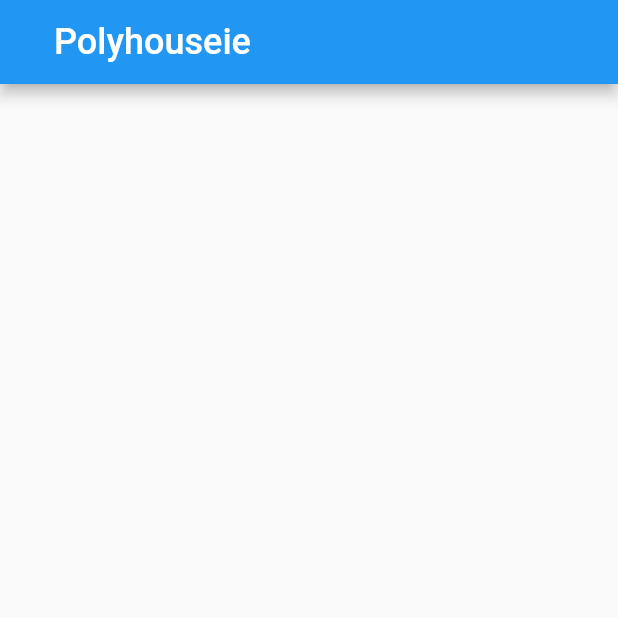
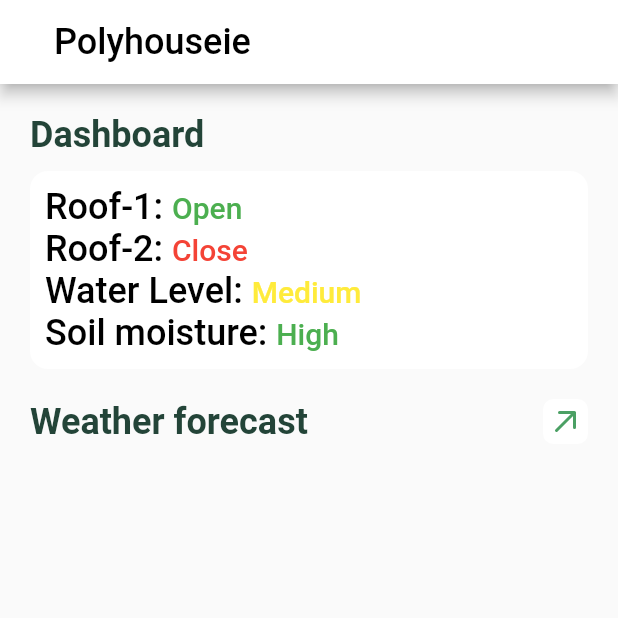
Before and after one commit to manishtalele/polyhouseie, a Flutter app: the screen it shows after launch, on a phone screen of 412 x 824 dp, the top half of it. Run offline on Flutter 3.47's test engine with Material 2 defaults, Android fonts, the phone set to English and light mode, and no system bars; our stand-ins replace animated_splash_screen, firebase_core, flutter_svg, page_transition, weather; accounts and stored records are empty.

Commit message:
added weather api and weather screeen
Co-authored-by: Tejas Santosh Tamkar <tejastamkar@users.noreply.github.com>

```diff
--- /dev/null
+++ b/lib/Theme/deftheme.dart
@@ -0,0 +1,6 @@
+import 'package:flutter/material.dart';
+
+Color primaryColor = const Color(0xFF4BA064);
+Color primary2Color = const Color(0xFF234438);
+Color headerBg = Colors.white;
+Color backgroundColors = Colors.white;
--- /dev/null
+++ b/lib/api/weatherapi.dart
@@ -0,0 +1,12 @@
+import 'package:weather/weather.dart';
+
+late Weather forecasts;
+late WeatherFactory wf;
+String key = "1295c7052ff8d64deacfc01555a23ca8";
+double? lat = 19.218330, lon = 72.978088;
+
+void queryForecast({required Function setLoader}) async {
+  wf = WeatherFactory(key);
+  forecasts = await wf.currentWeatherByLocation(lat!, lon!);
+  setLoader();
+}
--- a/lib/main.dart
+++ b/lib/main.dart
@@ -1,11 +1,20 @@
 import 'package:flutter/material.dart';
+import 'package:polyhouseie/Theme/deftheme.dart';
 import 'package:polyhouseie/screens/splash.dart';
 
 void main() {
   runApp(MaterialApp(
     title: 'Flutter Demo',
     theme: ThemeData(
-      primarySwatch: Colors.blue,
+      primaryColor: primaryColor,
+      primaryColorDark: primary2Color,
+      primarySwatch: Colors.green,
+
+
+      appBarTheme: const AppBarTheme(
+        backgroundColor: Colors.white,
+        foregroundColor:  Colors.black,
+      )
     ),
     home: const MyApp(),
   ));
--- a/lib/screens/homescreen.dart
+++ b/lib/screens/homescreen.dart
@@ -1,4 +1,6 @@
 import 'package:flutter/material.dart';
+import 'package:polyhouseie/widgets/dashboard.dart';
+import 'package:polyhouseie/widgets/weathercard.dart';
 
 class HomeScreen extends StatefulWidget {
   const HomeScreen({super.key});
@@ -24,8 +26,18 @@
           ),
         ],
       )),
-      body: Column(
-        children: const [],
+      body: SingleChildScrollView(
+        padding: const EdgeInsets.all(20),
+        child: Column(
+          children: const [
+            Dashboard(
+                waterlevel: 1, soilmoisture: 2, roof1: true, roof2: false),
+            SizedBox(
+              height: 20,
+            ),
+            WeatherCard(),
+          ],
+        ),
       ),
     );
   }
--- /dev/null
+++ b/lib/screens/weatherscreen.dart
@@ -0,0 +1,44 @@
+import 'package:flutter/material.dart';
+import 'package:polyhouseie/api/weatherapi.dart';
+
+bool loader = true;
+
+class WeatherScreen extends StatefulWidget {
+  const WeatherScreen({super.key});
+
+  @override
+  State<WeatherScreen> createState() => _WeatherScreenState();
+}
+
+class _WeatherScreenState extends State<WeatherScreen> {
+  @override
+  void initState() {
+    queryForecast(
+        setLoader: () => setState(() {
+              loader = false;
+            }));
+    super.initState();
+  }
+
+  @override
+  Widget build(BuildContext context) {
+    return Scaffold(
+      appBar: AppBar(
+        leading: IconButton(
+          icon: const Icon(Icons.arrow_back_ios_new),
+          onPressed: () => Navigator.pop(context),
+        ),
+        title: const Text("Weather Forecast"),
+      ),
+      body: Column(
+        children: [
+          Center(
+            child: loader
+                ? const Center(child: CircularProgressIndicator())
+                : Text("${forecasts.temperature}"),
+          )
+        ],
+      ),
+    );
+  }
+}
--- /dev/null
+++ b/lib/widgets/dashboard.dart
@@ -0,0 +1,160 @@
+import 'package:flutter/material.dart';
+import 'package:polyhouseie/Theme/deftheme.dart';
+
+class Dashboard extends StatefulWidget {
+  final int waterlevel, soilmoisture;
+  final bool roof1, roof2;
+  const Dashboard(
+      {super.key,
+      required this.waterlevel,
+      required this.soilmoisture,
+      required this.roof1,
+      required this.roof2});
+
+  @override
+  State<Dashboard> createState() => _DashboardState();
+}
+
+class _DashboardState extends State<Dashboard> {
+  String waterlevel = "low", soilmoisture = "low";
+
+  @override
+  void initState() {
+    if (widget.waterlevel == 2) {
+      setState(() {
+        waterlevel = "High";
+      });
+    } else if (widget.waterlevel == 1) {
+      setState(() {
+        waterlevel = "Medium";
+      });
+    } else {
+      setState(() {
+        waterlevel = "low";
+      });
+    }
+    if (widget.soilmoisture == 2) {
+      setState(() {
+        soilmoisture = "High";
+      });
+    } else if (widget.soilmoisture == 1) {
+      setState(() {
+        soilmoisture = "Medium";
+      });
+    } else {
+      setState(() {
+        soilmoisture = "low";
+      });
+    }
+    super.initState();
+  }
+
+  @override
+  Widget build(BuildContext context) {
+    double width = MediaQuery.of(context).size.width;
+    return Column(
+      crossAxisAlignment: CrossAxisAlignment.start,
+      children: [
+        Text(
+          "Dashboard",
+          style: TextStyle(
+              fontSize: 24, fontWeight: FontWeight.w600, color: primary2Color),
+        ),
+        const SizedBox(
+          height: 10,
+        ),
+        Center(
+          child: Container(
+            width: width - 40,
+            padding: const EdgeInsets.symmetric(vertical: 10, horizontal: 10),
+            decoration: BoxDecoration(
+                color: Colors.white, borderRadius: BorderRadius.circular(12)),
+            child: Column(
+              crossAxisAlignment: CrossAxisAlignment.start,
+              children: [
+                RichText(
+                  text: TextSpan(
+                    text: 'Roof-1: ',
+                    style: const TextStyle(
+                        fontWeight: FontWeight.w500,
+                        fontSize: 24,
+                        color: Colors.black),
+                    children: <TextSpan>[
+                      TextSpan(
+                          text: widget.roof1 ? "Open" : "Close",
+                          style: TextStyle(
+                              fontWeight: FontWeight.w500,
+                              fontSize: 20,
+                              color: widget.roof1 ? Colors.green : Colors.red)),
+                    ],
+                  ),
+                ),
+                RichText(
+                  text: TextSpan(
+                    text: 'Roof-2: ',
+                    style: const TextStyle(
+                        fontWeight: FontWeight.w500,
+                        fontSize: 24,
+                        color: Colors.black),
+                    children: <TextSpan>[
+                      TextSpan(
+                          text: widget.roof2 ? "Open" : "Close",
+                          style: TextStyle(
+                              fontWeight: FontWeight.w500,
+                              fontSize: 20,
+                              color: widget.roof2 ? Colors.green : Colors.red)),
+                    ],
+                  ),
+                ),
+                RichText(
+                  text: TextSpan(
+                    text: 'Water Level: ',
+                    style: const TextStyle(
+                        fontWeight: FontWeight.w500,
+                        fontSize: 24,
+                        color: Colors.black),
+                    children: <TextSpan>[
+                      TextSpan(
+                        text: waterlevel,
+                        style: TextStyle(
+                            fontWeight: FontWeight.w500,
+                            fontSize: 20,
+                            color: widget.waterlevel == 1
+                                ? Colors.yellow
+                                : widget.waterlevel == 2
+                                    ? Colors.green
+                                    : Colors.red),
+                      ),
+                    ],
+                  ),
+                ),
+                RichText(
+                  text: TextSpan(
+                    text: 'Soil moisture: ',
+                    style: const TextStyle(
+                        fontWeight: FontWeight.w500,
+                        fontSize: 24,
+                        color: Colors.black),
+                    children: <TextSpan>[
+                      TextSpan(
+                        text: soilmoisture,
+                        style: TextStyle(
+                            fontWeight: FontWeight.w500,
+                            fontSize: 20,
+                            color: widget.soilmoisture == 1
+                                ? Colors.yellow
+                                : widget.soilmoisture == 2
+                                    ? Colors.green
+                                    : Colors.red),
+                      ),
+                    ],
+                  ),
+                ),
+              ],
+            ),
+          ),
+        ),
+      ],
+    );
+  }
+}
--- /dev/null
+++ b/lib/widgets/weathercard.dart
@@ -0,0 +1,38 @@
+import 'package:flutter/material.dart';
+import 'package:flutter_svg/flutter_svg.dart';
+import 'package:polyhouseie/Theme/deftheme.dart';
+import 'package:polyhouseie/screens/weatherscreen.dart';
+
+class WeatherCard extends StatelessWidget {
+  const WeatherCard({super.key});
+
+  @override
+  Widget build(BuildContext context) {
+    return Column(
+      children: [
+        Row(crossAxisAlignment: CrossAxisAlignment.center, children: [
+          Text(
+            "Weather forecast",
+            style: TextStyle(
+                fontSize: 24,
+                fontWeight: FontWeight.w600,
+                color: primary2Color),
+          ),
+          const Spacer(),
+          InkWell(
+            onTap: () => Navigator.push(context,
+                MaterialPageRoute(builder: (context) => const WeatherScreen())),
+            child: SvgPicture.asset("assets/icon/Back.svg"),
+          )
+        ]),
+        const SizedBox(
+          height : 20
+        ),
+        Card(
+          child:  Padding(padding: const EdgeInsets.symmetric(),
+          child: Row(),),
+        )
+      ],
+    );
+  }
+}
--- a/pubspec.yaml
+++ b/pubspec.yaml
@@ -41,6 +41,8 @@
   flutter_svg_provider: ^1.0.3
   animated_splash_screen: ^1.3.0
   page_transition: ^2.0.9
+  weather: ^2.0.1
+  geolocator: ^9.0.1
 
 dev_dependencies:
   flutter_test:
```
Also changed, not shown: assets/icon/Back.svg (added), pubspec.lock, 4 other files.
